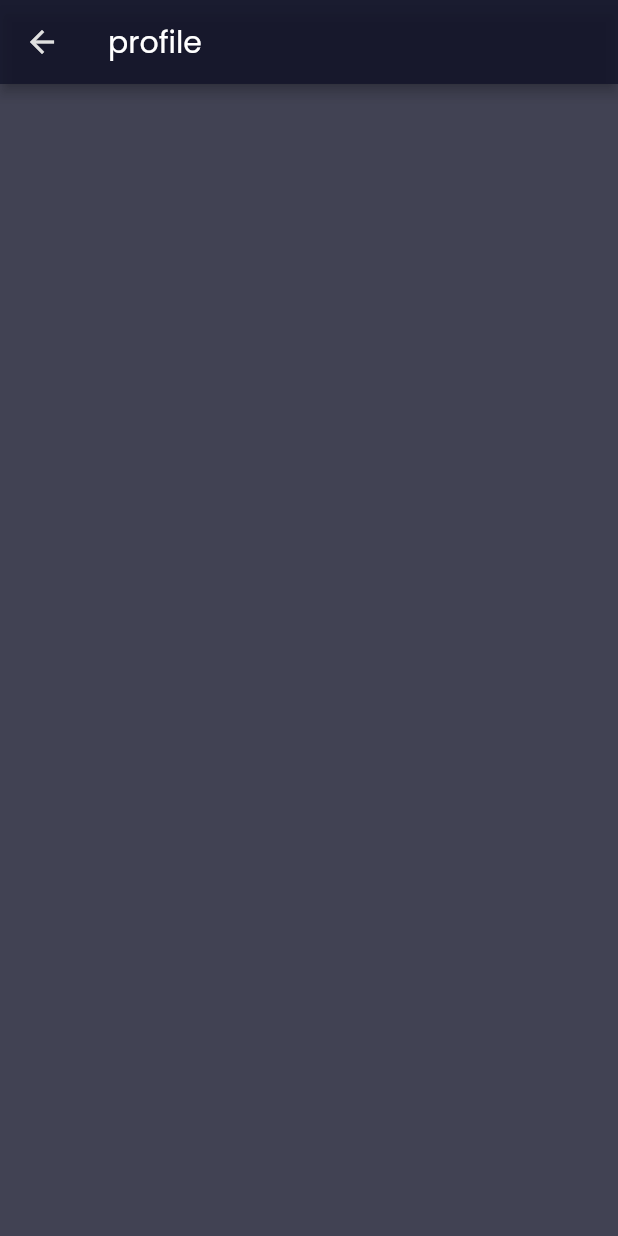
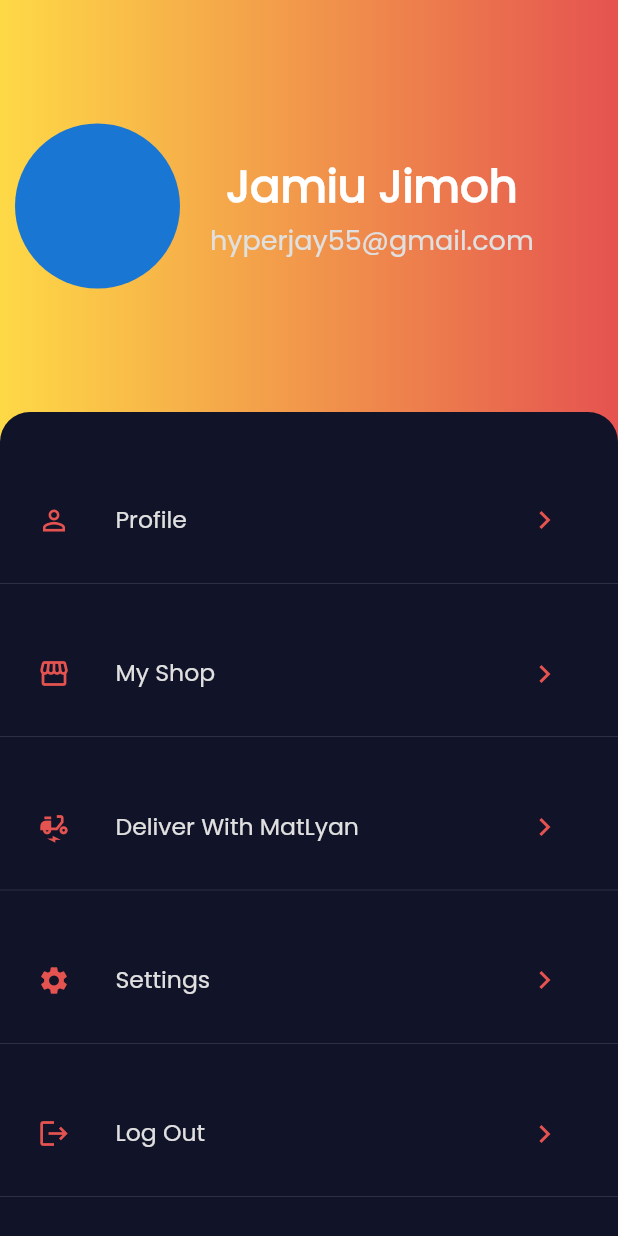
Before and after one commit to JamiuJimoh/food-app, a Flutter app: the ProfileScreen screen opened directly, on a phone screen of 412 x 824 dp. Run offline on Flutter 3.47's test engine with Material 2 defaults, Android fonts, the phone set to English and light mode, and no system bars.

Commit message:
created the account screen

```diff
--- a/lib/screens/meal_detail_screen.dart
+++ b/lib/screens/meal_detail_screen.dart
@@ -244,6 +244,7 @@ class _MealDetailScreenState extends State<MealDetailScreen> {
                     Icon(
                       Icons.arrow_forward,
                       color: kAccentColor3,
+                      size: 17.0,
                     ),
                   ],
                 ),
--- a/lib/screens/profile_screen.dart
+++ b/lib/screens/profile_screen.dart
@@ -1,11 +1,135 @@
 import 'package:flutter/material.dart';
+import 'package:food_delivery/constants.dart';
 
 class ProfileScreen extends StatelessWidget {
+  Widget _topColumn() {
+    return Container(
+      padding: const EdgeInsets.all(10.0),
+      // decoration: BoxDecoration(
+      //   gradient: kOnboardImageGradient,
+      // ),
+      child: Row(
+        children: [
+          CircleAvatar(
+            radius: 55.0,
+          ),
+          const SizedBox(width: 20.0),
+          Flexible(
+            fit: FlexFit.loose,
+            child: Column(
+              mainAxisAlignment: MainAxisAlignment.center,
+              children: [
+                Text(
+                  'Jamiu Jimoh',
+                  style: kTitleTextStyle,
+                ),
+                Text(
+                  'hyperjay55@gmail.com',
+                  style: kDescTextStyle,
+                ),
+              ],
+            ),
+          ),
+        ],
+      ),
+    );
+  }
+
+  Widget _bottomColumn() {
+    return Container(
+      padding: const EdgeInsets.only(top: 20.0),
+      width: double.infinity,
+      decoration: BoxDecoration(
+        borderRadius: BorderRadius.only(
+          topLeft: Radius.circular(20.0),
+          topRight: Radius.circular(20.0),
+        ),
+        color: kScaffoldColor.withOpacity(1),
+      ),
+      child: Column(
+        mainAxisAlignment: MainAxisAlignment.spaceEvenly,
+        crossAxisAlignment: CrossAxisAlignment.start,
+        children: [
+          _listItem(Icons.perm_identity, 'Profile', () {}),
+          _listItem(Icons.storefront, 'My Shop', () {}),
+          _listItem(Icons.electric_moped, 'Deliver With MatLyan', () {}),
+          _listItem(Icons.settings, 'Settings', () {}),
+          _listItem(Icons.logout, 'Log Out', () {}),
+        ],
+      ),
+    );
+  }
+
+  Widget _listItem(IconData icon, String text, Function onPressed) {
+    return Column(
+      mainAxisAlignment: MainAxisAlignment.start,
+      children: [
+        Padding(
+          padding: const EdgeInsets.symmetric(vertical: 10.0, horizontal: 25.0),
+          child: Row(
+            mainAxisAlignment: MainAxisAlignment.spaceBetween,
+            children: [
+              Row(
+                children: [
+                  Icon(
+                    icon,
+                    size: 22.0,
+                    color: kAccentColor,
+                  ),
+                  const SizedBox(width: 30.0),
+                  Text(
+                    text,
+                    style: kBodyTextStyle.copyWith(fontSize: 15.7),
+                  ),
+                ],
+              ),
+              IconButton(
+                icon: Icon(
+                  Icons.keyboard_arrow_right,
+                  size: 24.0,
+                  color: kAccentColor,
+                ),
+                onPressed: onPressed,
+              ),
+              // const SizedBox(height: 20.0),
+            ],
+          ),
+        ),
+        // const SizedBox(height: 10.0),
+        const Divider(
+          thickness: 0.15,
+          color: kBorderColor,
+        ),
+      ],
+    );
+  }
+
   @override
   Widget build(BuildContext context) {
     return Scaffold(
-      appBar: AppBar(
-        title: Text('profile'),
+      // appBar: AppBar(
+      //   title: Text('profile'),
+      // ),
+      body: Container(
+        decoration: BoxDecoration(
+          gradient: kOnboardBottomButtonGradient,
+        ),
+        child: Stack(
+          children: [
+            Column(
+              children: [
+                Expanded(
+                  flex: 2,
+                  child: _topColumn(),
+                ),
+                Expanded(
+                  flex: 4,
+                  child: _bottomColumn(),
+                ),
+              ],
+            ),
+          ],
+        ),
       ),
     );
   }
--- a/lib/screens/screens.dart
+++ b/lib/screens/screens.dart
@@ -9,3 +9,4 @@ export 'profile_screen.dart';
 export 'selected_category_screen..dart';
 export 'orders_screen.dart';
 export 'cart_screen.dart';
+export 'user_products_screen.dart';
--- a/lib/screens/tabs_screen.dart
+++ b/lib/screens/tabs_screen.dart
@@ -27,9 +27,7 @@ class _TabsScreenState extends State<TabsScreen> {
 
   @override
   Widget build(BuildContext context) {
-    return SafeArea(
-      top: false,
-      child: Scaffold(
+    return Scaffold(
       // appBar: AppBar(
       //   title: Text('Meals'),
       // ),
@@ -45,7 +43,7 @@ class _TabsScreenState extends State<TabsScreen> {
         type: BottomNavigationBarType.fixed,
         items: [
           BottomNavigationBarItem(
-              icon: Icon(Icons.home),
+            icon: Icon(Icons.roofing),
             label: 'Home',
           ),
           // BottomNavigationBarItem(
@@ -57,15 +55,14 @@ class _TabsScreenState extends State<TabsScreen> {
             label: 'Favorites',
           ),
           BottomNavigationBarItem(
-              icon: Icon(Icons.payment),
+            icon: Icon(Icons.receipt),
             label: 'Orders',
           ),
           BottomNavigationBarItem(
             icon: Icon(Icons.person),
-              label: 'Profile',
+            label: 'Account',
           ),
         ],
-        ),
       ),
     );
   }
--- /dev/null
+++ b/lib/screens/user_products_screen.dart
@@ -0,0 +1,18 @@
+import 'package:flutter/material.dart';
+
+class UserProductsScreen extends StatelessWidget {
+  @override
+  Widget build(BuildContext context) {
+    return Scaffold(
+      appBar: AppBar(
+        title: Text('Your Meals'),
+        actions: [
+          IconButton(
+            icon: Icon(Icons.add),
+            onPressed: () {},
+          ),
+        ],
+      ),
+    );
+  }
+}
```
Lines whose indentation alone changed are shown as unchanged.
